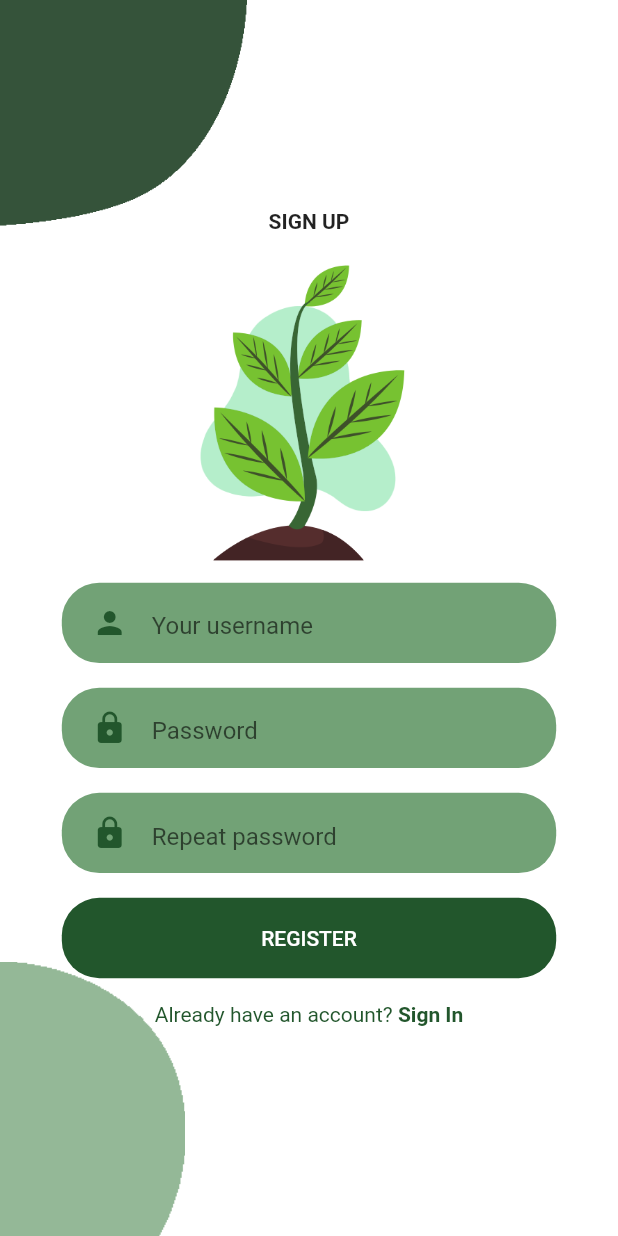
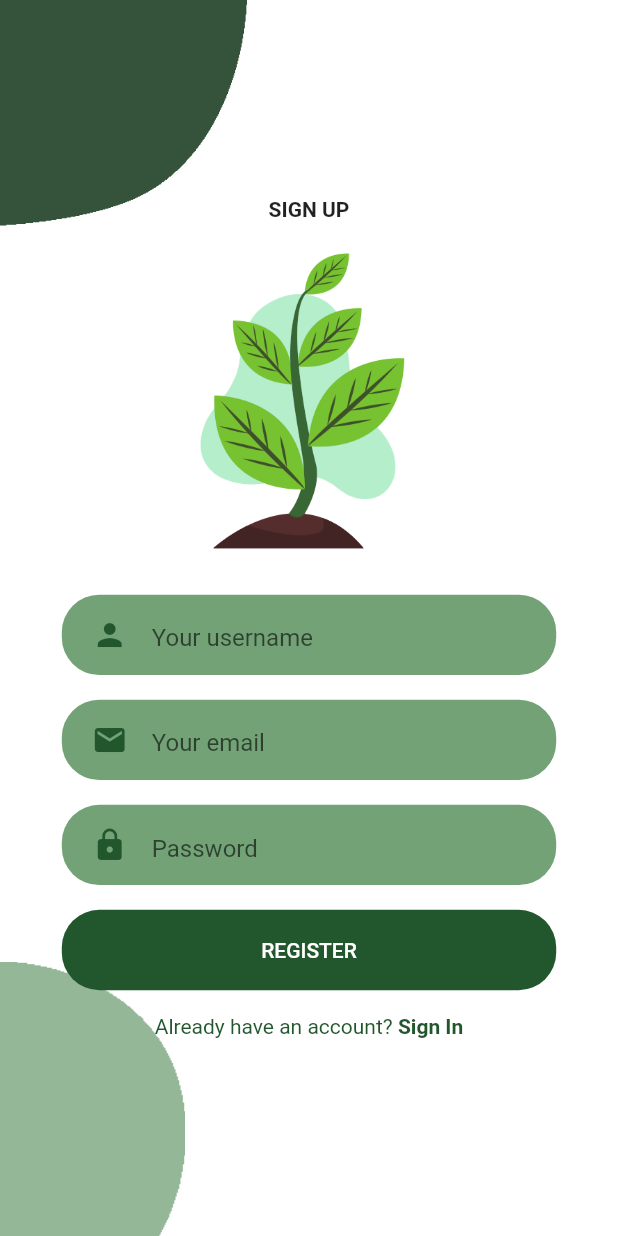
Before and after one commit to Endrju00/plantapp, a Flutter app: the SignUpScreen screen opened directly, on a phone screen of 412 x 824 dp. Run offline on Flutter 3.47's test engine with Material 2 defaults, Android fonts, the phone set to English and light mode, and no system bars; our stand-ins replace shared_preferences; accounts and stored records are empty; network calls fail.

Commit message:
Add signup via API

```diff
--- a/lib/Screens/Login/components/body.dart
+++ b/lib/Screens/Login/components/body.dart
@@ -12,7 +12,7 @@ import 'package:plantapp/components/rounded_password_field.dart';
 import 'package:plantapp/plantapi/models.dart';
 
 class Body extends StatefulWidget {
-  Body({
+  const Body({
     Key? key,
   }) : super(key: key);
 
@@ -26,8 +26,6 @@ class _BodyState extends State<Body> {
   final _passwordController = TextEditingController();
 
   Future<Token>? _futureToken;
-
-  bool clicked = false;
 
   Future<Token> logIn(String username, String password) async {
     final Token token;
@@ -70,7 +68,9 @@ class _BodyState extends State<Body> {
               ),
             ),
             Container(
-              child: (!clicked) ? buildEmptyText() : buildFutureBuilder(),
+              child: (_futureToken == null)
+                  ? buildEmptyText()
+                  : buildFutureBuilder(),
             ),
             RoundedInputField(
               controller: _usernameController,
@@ -88,7 +88,6 @@ class _BodyState extends State<Body> {
                   _futureToken =
                       logIn(_usernameController.text, _passwordController.text);
                 });
-                clicked = true;
               },
             ),
             AccountCheck(
@@ -127,7 +126,7 @@ class _BodyState extends State<Body> {
             ),
           );
         }
-        return const CircularProgressIndicator();
+        return const CircularProgressIndicator(color: Colors.green,);
       },
     );
   }
--- a/lib/Screens/Signup/components/body.dart
+++ b/lib/Screens/Signup/components/body.dart
@@ -1,23 +1,69 @@
+import 'dart:convert';
 import 'package:flutter/material.dart';
-import 'package:plantapp/Screens/Login/login_screen.dart';
+import 'package:http/http.dart' as http;
+
 import 'package:plantapp/Screens/Signup/components/background.dart';
-import 'package:plantapp/Screens/Signup/signup_screen.dart';
 import 'package:plantapp/components/account_check.dart';
 import 'package:plantapp/components/animations/change_screen.dart';
 import 'package:plantapp/components/rounded_button.dart';
 import 'package:plantapp/components/rounded_input_field.dart';
 import 'package:plantapp/components/rounded_password_field.dart';
+import 'package:plantapp/plantapi/models.dart';
 
-class Body extends StatelessWidget {
+class Body extends StatefulWidget {
   final Widget child;
-  final _usernameController = TextEditingController();
-  final _passwordController = TextEditingController();
-  final _password2Controller = TextEditingController();
 
-  Body({
+  const Body({
     Key? key,
     required this.child,
   }) : super(key: key);
+
+  @override
+  State<Body> createState() => _BodyState();
+}
+
+class _BodyState extends State<Body> {
+  final _usernameController = TextEditingController();
+
+  final _emailController = TextEditingController();
+
+  final _passwordController = TextEditingController();
+
+  Future<User>? _futureUser;
+
+  Future<User> signIn(String username, String email, String password) async {
+    final response = await http.post(
+      Uri.parse('https://water-plant-api.herokuapp.com/users/'),
+      headers: <String, String>{
+        'Content-Type': 'application/json; charset=UTF-8',
+      },
+      body: jsonEncode(<String, String>{
+        'username': username,
+        'password': password,
+        'email': email
+      }),
+    );
+
+    if (response.statusCode == 201) {
+      return User.fromJson(jsonDecode(response.body));
+    } else {
+
+      Map<String, dynamic> json = jsonDecode(response.body);
+      List username = json['username'] ?? [];
+      List email = json['email'] ?? [];
+      List password = json['password'] ?? [];
+
+      if (username.isNotEmpty) {
+        throw Exception('Username: ${username[0]}');
+      } else if (email.isNotEmpty) {
+        throw Exception('Email: ${email[0]}');
+      } else if (password.isNotEmpty) {
+        throw Exception('Password: ${password[0]}');
+      } else {
+        throw Exception('Failed to create an account.');
+      }
+    }
+  }
 
   @override
   Widget build(BuildContext context) {
@@ -35,23 +81,34 @@ class Body extends StatelessWidget {
               "assets/images/signup_center.png",
               width: size.width * 0.45,
             ),
+            Container(
+              child: (_futureUser == null)
+                  ? buildEmptyText()
+                  : buildFutureBuilder(),
+            ),
             RoundedInputField(
               controller: _usernameController,
               hintText: "Your username",
+              onChanged: (value) {},
+            ),
+            RoundedInputField(
+              controller: _emailController,
+              hintText: "Your email",
+              icon: Icons.email,
               onChanged: (value) {},
             ),
             RoundedPasswordField(
               controller: _passwordController,
               onChanged: (value) {},
             ),
-            RoundedPasswordField(
-              controller: _password2Controller,
-              hintText: "Repeat password",
-              onChanged: (value) {},
-            ),
             RoundedButton(
               text: "REGISTER",
-              press: () {},
+              press: () {
+                setState(() {
+                  _futureUser = signIn(_usernameController.text,
+                      _emailController.text, _passwordController.text);
+                });
+              },
             ),
             AccountCheck(
               login: false,
@@ -64,4 +121,36 @@ class Body extends StatelessWidget {
       ),
     );
   }
+
+  Text buildEmptyText() {
+    return const Text('');
+  }
+
+  FutureBuilder<User> buildFutureBuilder() {
+    return FutureBuilder<User>(
+      future: _futureUser,
+      builder: (context, snapshot) {
+        if (snapshot.hasData) {
+          return const Text(
+            'Account has been created!',
+            style: TextStyle(
+              color: Colors.green,
+              fontWeight: FontWeight.bold,
+            ),
+          );
+        } else if (snapshot.hasError) {
+          return Text(
+            '${snapshot.error}'.replaceAll('Exception: ', ''),
+            style: const TextStyle(
+              color: Colors.red,
+              fontWeight: FontWeight.bold,
+            ),
+          );
+        }
+        return const CircularProgressIndicator(
+          color: Colors.green,
+        );
+      },
+    );
+  }
 }
--- a/lib/plantapi/models.dart
+++ b/lib/plantapi/models.dart
@@ -7,3 +7,19 @@ class Token {
     return Token(token: json['token']);
   }
 }
+
+class User {
+  final String username;
+  final String email;
+  final String password;
+
+  const User(
+      {required this.username, required this.email, required this.password});
+
+  factory User.fromJson(Map<String, dynamic> json) {
+    return User(
+        username: json['username'],
+        email: json['email'],
+        password: json['password']);
+  }
+}
```
